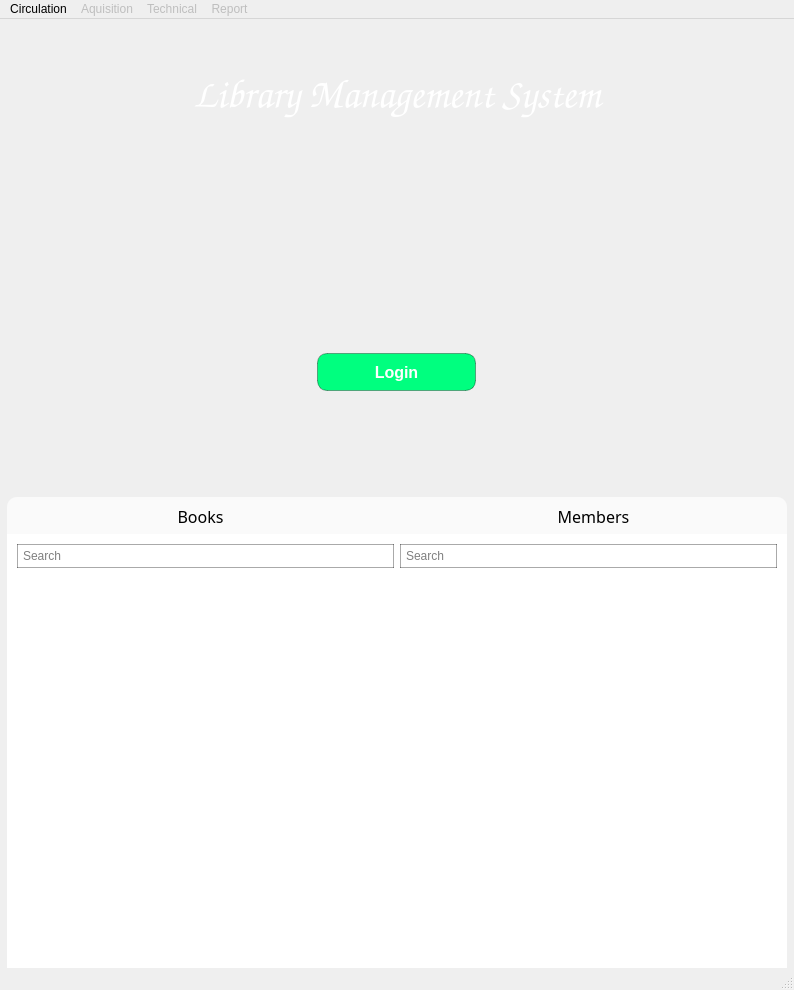
Old version of the form res/main.ui in the repository ghss-vazhakkad/Library-Management-System.
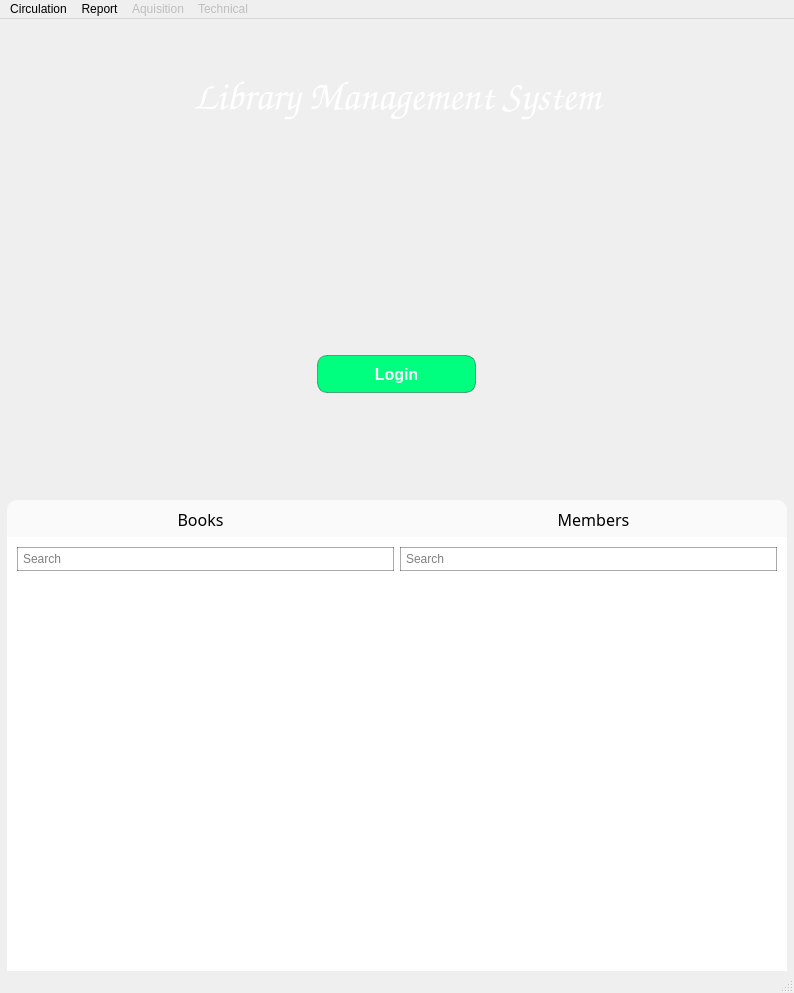
New version of the form. Icons and pictures are not drawn.

What changed in the file:
```diff
--- a/res/main.ui
+++ b/res/main.ui
@@ -7,7 +7,7 @@
     <x>0</x>
     <y>0</y>
     <width>794</width>
-    <height>990</height>
+    <height>993</height>
    </rect>
   </property>
   <property name="sizePolicy">
@@ -352,7 +352,7 @@
      <x>0</x>
      <y>0</y>
      <width>794</width>
-     <height>20</height>
+     <height>23</height>
     </rect>
    </property>
    <widget class="QMenu" name="circulation">
@@ -410,7 +410,7 @@
    </widget>
    <widget class="QMenu" name="menuReport">
     <property name="enabled">
-     <bool>false</bool>
+     <bool>true</bool>
     </property>
     <property name="title">
      <string>Report</string>
@@ -421,9 +421,9 @@
     <addaction name="actionLibrary_Card"/>
    </widget>
    <addaction name="circulation"/>
+   <addaction name="menuReport"/>
    <addaction name="menuAquisition"/>
    <addaction name="menuTechnical"/>
-   <addaction name="menuReport"/>
   </widget>
   <widget class="QStatusBar" name="statusbar"/>
   <action name="actionCatalogue">
```
Left out of the diff: 35 changed lines with no effect on the pictures.
